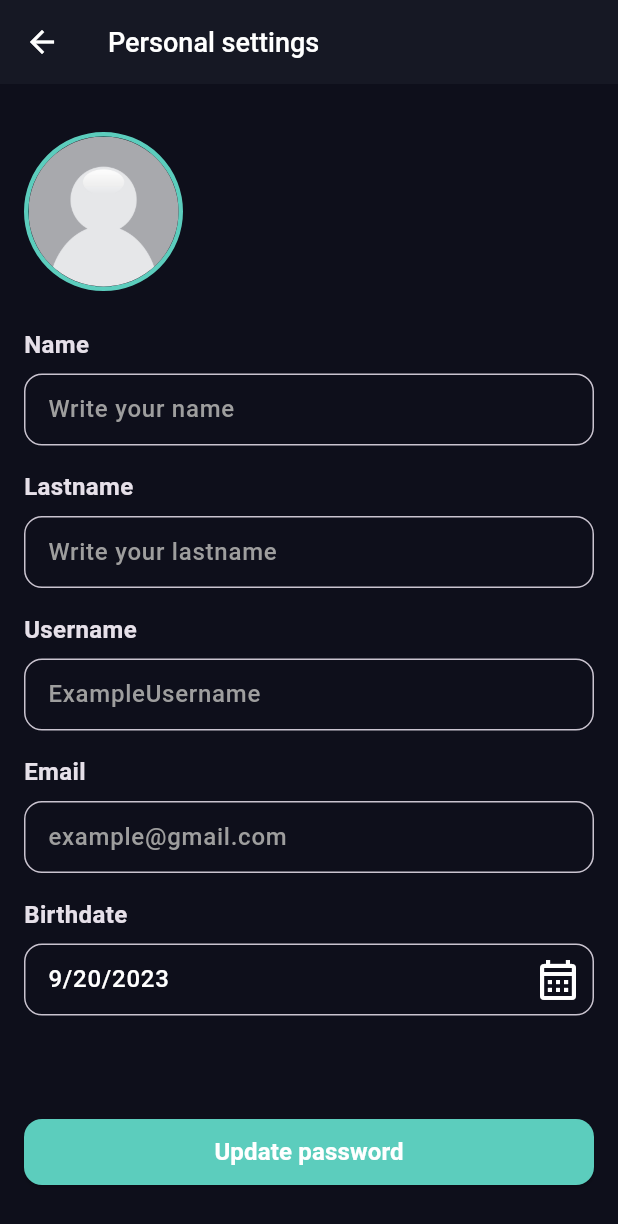
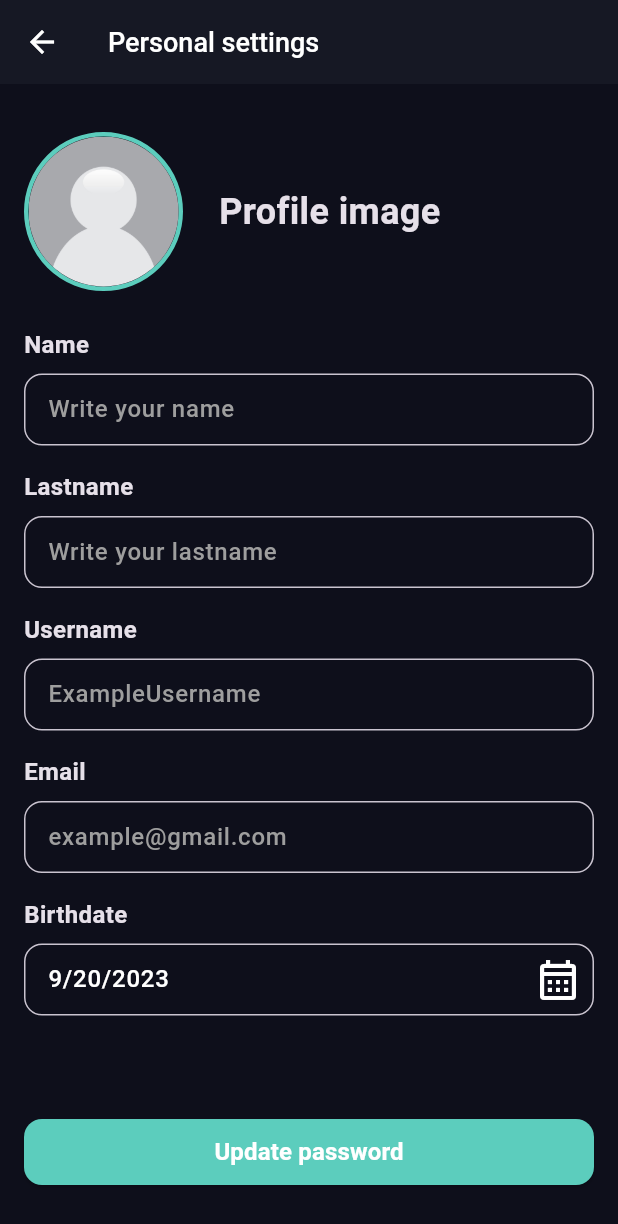
Before and after one commit to SergiPorti/app-studiogenesis, a Flutter app: the SettingsUpdateUser screen opened by its route, on a phone screen of 412 x 824 dp. Shown: the top 1224 px of the screen. Run offline on Flutter 3.47's test engine with Material 2 defaults, Android fonts, the phone set to English and light mode, and no system bars; our stand-ins replace animated_bottom_navigation_bar, cached_network_image, dartz, flutter_datetime_picker_plus, get_it, go_router and 2 more; accounts and stored records are empty; generated files the repository leaves out were written again; network calls fail.

Commit message:
Added translation + little change in update user

```diff
--- a/lib/l10n/intl_ca.arb
+++ b/lib/l10n/intl_ca.arb
@@ -53,6 +53,7 @@
     "passwordIncorrect": "Contrasenya incorrecta",
     "updateUser": "Actualitzar usuari",
     "selectProfileImage": "Escull la teva imatge de perfil",
+    "profileImage": "Imatge de perfil",
     "gallery": "Galeria",
     "camera": "Càmera"
 }
--- a/lib/l10n/intl_en.arb
+++ b/lib/l10n/intl_en.arb
@@ -53,6 +53,7 @@
     "passwordIncorrect": "Incorrect password",
     "updateUser": "Update password",
     "selectProfileImage": "Select your profile image",
+    "profileImage": "Profile image",
     "gallery": "Gallery",
     "camera": "Camera"
 }
--- a/lib/l10n/intl_es.arb
+++ b/lib/l10n/intl_es.arb
@@ -53,6 +53,7 @@
     "passwordIncorrect": "Contraseña incorrecta",
     "updateUser": "Actualizar usuario",
     "selectProfileImage": "Elige tu foto de perfil",
+    "profileImage": "Imagen de perfil",
     "gallery": "Galería",
     "camera": "Cámara"
 }
--- a/lib/pages/settings/settings_update_user.dart
+++ b/lib/pages/settings/settings_update_user.dart
@@ -111,7 +111,9 @@ class SettingsUpdateUser extends StatelessWidget {
                         Navigator.pop(context);
                         await manager.pickImageFromCamera();
                       }),
-                      child: Container(
+                      child: Row(
+                        children: [
+                          Container(
                             decoration: BoxDecoration(
                               shape: BoxShape.circle,
                               border: Border.all(
@@ -142,6 +144,15 @@ class SettingsUpdateUser extends StatelessWidget {
                                       fit: BoxFit.cover,
                                     ),
                             ),
+                          ),
+                          SizedBox(width: AppDimensions.large),
+                          Text(
+                            S.of(context).profileImage,
+                            style: TextStyle(
+                                fontSize: AppDimensions.large,
+                                fontWeight: FontWeight.w600, ),
+                          )
+                        ],
                       ),
                     ),
                     SizedBox(height: AppDimensions.large),
```
Also changed, not shown: lib/generated/intl/messages_ca.dart, lib/generated/intl/messages_en.dart, lib/generated/intl/messages_es.dart, lib/generated/l10n.dart. Lines whose indentation alone changed are shown as unchanged.
